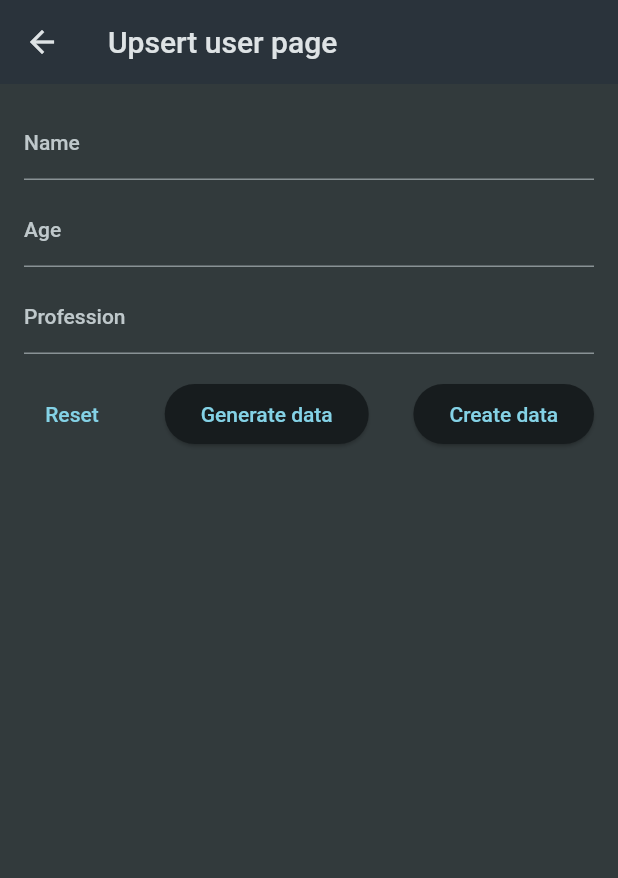
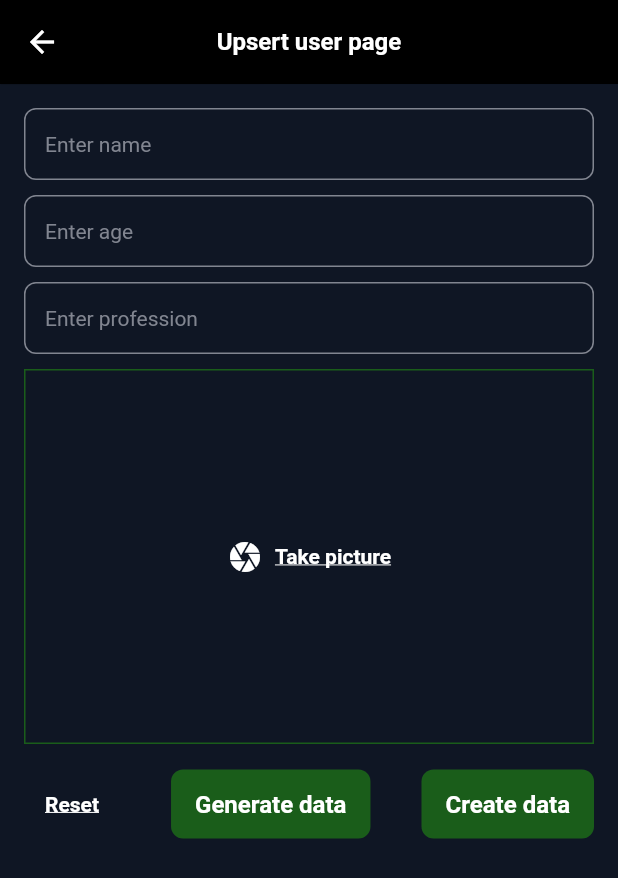
Before and after one commit to khuaho/review_knowleadge, a Flutter app: the screen it shows after launch, after a tap on the "add" icon, on a phone screen of 412 x 824 dp. Shown: the top 878 px of the screen. Run offline on Flutter 3.47's test engine with Material 2 defaults, Android fonts, the phone set to English and light mode, and no system bars; drawn by our look-alikes of flutter_form_builder; our stand-ins replace faker, form_builder_validators, freezed_annotation, google_fonts, image_picker; network calls fail.

Commit message:
Adding a pick an image input

```diff
--- /dev/null
+++ b/lib/global/themes/app_colors.dart
@@ -0,0 +1,51 @@
+import 'package:flutter/material.dart';
+
+class AppColors {
+  AppColors._();
+
+  static const backgroundLight = Color(0xFFFFFFFF);
+  static const backgroundDark = Color(0xFF0F1624);
+  static const primary = Color(0xFF1A5D1A);
+  static const secondaryDefault = Color(0xFF3D3D3D);
+  static const white = Color(0xFFFFFFFF);
+  static const black = Color(0xFF000000);
+  static const grey1 = Color(0xFF1E2328);
+  static const grey2 = Color(0xFF34383D);
+  static const grey3 = Color(0xFF616568);
+  static const grey4 = Color(0xFF8E9193);
+  static const grey5 = Color(0xFFBBBDBE);
+  static const grey6 = Color(0xFFE8E9E9);
+  static const neutral01 = Color(0xFF37393D);
+  static const neutral02 = Color(0xFF414348);
+  static const neutral03 = Color(0xFF737680);
+  static const neutral04 = Color(0xFF818590);
+  static const neutral05 = Color(0xFFAAAFBD);
+  static const neutral06 = Color(0xFFB8BDCC);
+  static const neutral07 = Color(0xFFD0D3DA);
+  static const neutral08 = Color(0xFFDDDFE4);
+  static const neutral09 = Color(0xFFEBECEF);
+  static const neutral10 = Color(0xFFF8F8FA);
+  static const neutral20 = Color(0xFFF5F5F5);
+  static const neutralBlack = Color(0xFF0A0A0A);
+  static const borderLight = Color(0xFFEDF2F7);
+  static const background = Color(0xFFF4F2F4);
+  static const scaffoldBackground = Color(0xFFF5F5F5);
+  static const primaryLight900 = Color(0xFFFFFAE7);
+  static const greyBackground = Color(0xFFFCFCFC);
+  static const surfacePrimary = Color(0xFFF7F8FD);
+  static const primaryLight = Color(0xFFFFF5D0);
+  static const informationSoft = Color(0xFFE5EDFE);
+  static const information = Color(0xFF5487F5);
+  static const alertSoft = Color(0xFFFFF4D9);
+  static const alertDefault = Color(0xFFDEAD00);
+  static const successSoft = Color(0xFFD5F2EA);
+  static const successDefault = Color(0xFF00C48C);
+  static const errorSoft = Color(0xFFFFE1E1);
+  static const errorDefault = Color(0xFFD53A3A);
+  static const warningSoft = Color(0xFFFFF1E9);
+  static const warningDefault = Color(0xFFFF802C);
+  static const pendingSoft = Color(0xFFF4E7FF);
+  static const pendingDefault = Color(0xFF9624F0);
+  static const heartDefault = Color(0xFFE16486);
+  static const yellow = Color(0xFFFFE17B);
+}
--- /dev/null
+++ b/lib/global/themes/app_themes.dart
@@ -0,0 +1,319 @@
+import 'package:flutter/material.dart';
+
+// import '../gen/fonts.gen.dart';
+import 'app_colors.dart';
+
+class AppThemes {
+  static ThemeData light() {
+    return getThemeData(
+      Brightness.light,
+      const ColorScheme.light(
+        primary: AppColors.primary,
+        secondary: AppColors.secondaryDefault,
+        background: AppColors.backgroundLight,
+        onBackground: AppColors.backgroundLight,
+        surface: AppColors.white,
+      ),
+    );
+  }
+
+  static ThemeData dark() {
+    return getThemeData(
+      Brightness.dark,
+      const ColorScheme.dark(
+        primary: AppColors.primary,
+        secondary: AppColors.secondaryDefault,
+        background: AppColors.backgroundDark,
+        onBackground: AppColors.backgroundDark,
+        surface: AppColors.black,
+      ),
+    );
+  }
+
+  static ThemeData getThemeData(
+    Brightness brightness,
+    ColorScheme colorScheme,
+  ) {
+    bool isDark = colorScheme.brightness == Brightness.dark;
+    final primaryText = isDark ? AppColors.white : AppColors.neutral01;
+    return ThemeData(
+      // fontFamily: FontFamily.sVNPoppins,
+      brightness: brightness,
+      colorScheme: colorScheme.copyWith(
+        background: isDark ? AppColors.backgroundDark : AppColors.background,
+      ),
+      primaryColor: AppColors.primary,
+      unselectedWidgetColor: AppColors.neutral02,
+      scaffoldBackgroundColor:
+          isDark ? AppColors.backgroundDark : AppColors.scaffoldBackground,
+      canvasColor: AppColors.white,
+      indicatorColor: AppColors.primary,
+      dividerColor: AppColors.neutral05,
+      appBarTheme: AppBarTheme(
+        color: isDark ? AppColors.black : AppColors.white,
+        foregroundColor: isDark ? AppColors.white : AppColors.neutral02,
+        iconTheme: IconThemeData(
+          color: isDark ? AppColors.white : AppColors.neutral01,
+        ),
+        elevation: 0.3,
+        centerTitle: true,
+        titleTextStyle: TextStyle(
+          fontSize: 16,
+          fontWeight: FontWeight.w600,
+          color: isDark ? AppColors.white : AppColors.neutral01,
+          // fontFamily: FontFamily.sVNPoppins,
+        ),
+      ),
+      bottomNavigationBarTheme: BottomNavigationBarThemeData(
+        backgroundColor: isDark ? AppColors.black : AppColors.white,
+        selectedItemColor: isDark ? AppColors.white : AppColors.primary,
+        unselectedItemColor: isDark ? AppColors.neutral04 : AppColors.neutral02,
+      ),
+      dividerTheme: const DividerThemeData(
+        color: AppColors.neutral05,
+        thickness: 0.5,
+      ),
+      elevatedButtonTheme: ElevatedButtonThemeData(
+        style: ElevatedButton.styleFrom(
+          elevation: 0,
+          minimumSize: const Size(46, 46),
+          shape: RoundedRectangleBorder(
+            borderRadius: BorderRadius.circular(8),
+          ),
+          foregroundColor: AppColors.white,
+          textStyle: const TextStyle(
+            fontWeight: FontWeight.w600,
+            fontSize: 16,
+            height: 20 / 16,
+            // fontFamily: FontFamily.sVNPoppins,
+          ),
+        ),
+      ),
+      textButtonTheme: TextButtonThemeData(
+        style: TextButton.styleFrom(
+          foregroundColor: primaryText,
+          textStyle: const TextStyle(
+            color: Colors.red,
+            fontWeight: FontWeight.w600,
+            decoration: TextDecoration.underline,
+            // fontFamily: FontFamily.sVNPoppins,
+          ),
+        ),
+      ),
+      outlinedButtonTheme: OutlinedButtonThemeData(
+        style: OutlinedButton.styleFrom(
+          minimumSize: const Size(46, 46),
+          shape: RoundedRectangleBorder(
+            borderRadius: BorderRadius.circular(8),
+          ),
+          side: const BorderSide(color: AppColors.neutral01),
+          foregroundColor: AppColors.neutral01,
+          textStyle: const TextStyle(
+            fontWeight: FontWeight.w600,
+            fontSize: 16,
+            height: 20 / 16,
+            // fontFamily: FontFamily.sVNPoppins,
+          ),
+        ),
+      ),
+      floatingActionButtonTheme: const FloatingActionButtonThemeData(
+        foregroundColor: AppColors.white,
+      ),
+      textTheme: TextTheme(
+        displayLarge: TextStyle(
+          color: primaryText,
+          fontWeight: FontWeight.w600,
+          fontSize: 56,
+          height: 72 / 56,
+        ),
+        displayMedium: TextStyle(
+          color: primaryText,
+          fontWeight: FontWeight.w600,
+          fontSize: 42,
+          height: 52 / 42,
+        ),
+        displaySmall: TextStyle(
+          color: primaryText,
+          fontWeight: FontWeight.w600,
+          fontSize: 36,
+          height: 48 / 36,
+        ),
+        headlineLarge: TextStyle(
+          color: primaryText,
+          fontWeight: FontWeight.w600,
+          fontSize: 28,
+          height: 36 / 28,
+        ),
+        headlineMedium: TextStyle(
+          color: primaryText,
+          fontWeight: FontWeight.w600,
+          fontSize: 24,
+          height: 32 / 24,
+        ),
+        headlineSmall: TextStyle(
+          color: primaryText,
+          fontWeight: FontWeight.w600,
+          fontSize: 20,
+          height: 28 / 20,
+        ),
+        titleLarge: TextStyle(
+          color: primaryText,
+          fontWeight: FontWeight.w600,
+          fontSize: 18,
+          height: 24 / 18,
+        ),
+        titleMedium: TextStyle(
+          color: primaryText,
+          fontWeight: FontWeight.w400,
+          fontSize: 14,
+          height: 18 / 14,
+        ),
+        titleSmall: TextStyle(
+          color: primaryText,
+          fontWeight: FontWeight.w600,
+          fontSize: 14,
+          height: 18 / 14,
+        ),
+        bodyLarge: TextStyle(
+          color: primaryText,
+          fontWeight: FontWeight.w400,
+          fontSize: 16,
+          height: 20 / 16,
+        ),
+        bodyMedium: TextStyle(
+          color: primaryText,
+          fontWeight: FontWeight.w400,
+          fontSize: 14,
+          height: 18 / 14,
+        ),
+        bodySmall: TextStyle(
+          color: primaryText,
+          fontWeight: FontWeight.w400,
+          fontSize: 12,
+          height: 16 / 12,
+        ),
+      ).apply(
+          // fontFamily: FontFamily.sVNPoppins,
+          ),
+      inputDecorationTheme: InputDecorationTheme(
+        isDense: true,
+        filled: true,
+        fillColor: colorScheme.background,
+        // constraints: const BoxConstraints(
+        //   minHeight: 40,
+        // ),
+        contentPadding: const EdgeInsets.all(14),
+
+        hintStyle: const TextStyle(
+          fontSize: 14,
+          color: AppColors.neutral04,
+          fontWeight: FontWeight.w400,
+          height: 18 / 14,
+          // fontFamily: FontFamily.sVNPoppins,
+        ),
+        errorStyle: const TextStyle(
+          fontSize: 12,
+          color: AppColors.errorDefault,
+          fontWeight: FontWeight.w400,
+          // fontFamily: FontFamily.sVNPoppins,
+        ),
+        border: OutlineInputBorder(
+          borderRadius: BorderRadius.circular(8),
+          borderSide: const BorderSide(color: AppColors.neutral04),
+        ),
+        enabledBorder: OutlineInputBorder(
+          borderRadius: BorderRadius.circular(8),
+          borderSide: const BorderSide(color: AppColors.neutral04),
+        ),
+        disabledBorder: OutlineInputBorder(
+          borderRadius: BorderRadius.circular(8),
+          borderSide: const BorderSide(color: AppColors.neutral06),
+        ),
+        errorBorder: OutlineInputBorder(
+          borderRadius: BorderRadius.circular(8),
+          borderSide: const BorderSide(color: AppColors.errorDefault),
+        ),
+        focusedErrorBorder: OutlineInputBorder(
+          borderRadius: BorderRadius.circular(8),
+          borderSide: const BorderSide(color: AppColors.errorDefault),
+        ),
+        focusedBorder: OutlineInputBorder(
+          borderRadius: BorderRadius.circular(8),
+          borderSide: const BorderSide(color: AppColors.neutral01),
+        ),
+      ),
+      tabBarTheme: TabBarTheme(
+        unselectedLabelColor: AppColors.neutral04,
+        labelColor: isDark ? AppColors.white : AppColors.neutral01,
+        labelStyle: const TextStyle(
+          fontWeight: FontWeight.w600,
+          // fontFamily: FontFamily.sVNPoppins,
+        ),
+      ),
+      popupMenuTheme: PopupMenuThemeData(
+        shape: RoundedRectangleBorder(
+          borderRadius: BorderRadius.circular(10),
+        ),
+      ),
+      switchTheme: SwitchThemeData(
+        thumbColor: MaterialStateProperty.resolveWith<Color?>(
+            (Set<MaterialState> states) {
+          if (states.contains(MaterialState.disabled)) {
+            return null;
+          }
+          if (states.contains(MaterialState.selected)) {
+            return AppColors.primary;
+          }
+          return null;
+        }),
+        trackColor: MaterialStateProperty.resolveWith<Color?>(
+            (Set<MaterialState> states) {
+          if (states.contains(MaterialState.disabled)) {
+            return null;
+          }
+          if (states.contains(MaterialState.selected)) {
+            return AppColors.primary;
+          }
+          return null;
+        }),
+      ),
+      listTileTheme: ListTileThemeData(
+        contentPadding: EdgeInsets.zero,
+        dense: true,
+        horizontalTitleGap: 4,
+        shape: RoundedRectangleBorder(
+          borderRadius: BorderRadius.circular(8),
+        ),
+        visualDensity: VisualDensity.compact,
+      ),
+      checkboxTheme: CheckboxThemeData(
+        shape: RoundedRectangleBorder(
+          borderRadius: BorderRadius.circular(2),
+        ),
+      ).copyWith(
+        fillColor: MaterialStateProperty.resolveWith<Color?>(
+            (Set<MaterialState> states) {
+          if (states.contains(MaterialState.disabled)) {
+            return AppColors.neutral07;
+          }
+          if (states.contains(MaterialState.selected)) {
+            return AppColors.primary;
+          }
+          return AppColors.neutral06;
+        }),
+      ),
+      radioTheme: RadioThemeData(
+        fillColor: MaterialStateProperty.resolveWith<Color?>(
+            (Set<MaterialState> states) {
+          if (states.contains(MaterialState.disabled)) {
+            return AppColors.neutral07;
+          }
+          if (states.contains(MaterialState.selected)) {
+            return AppColors.primary;
+          }
+          return AppColors.neutral06;
+        }),
+      ),
+    );
+  }
+}
--- /dev/null
+++ b/lib/global/themes/favorite_places_theme.dart
@@ -0,0 +1,35 @@
+import 'package:flutter/material.dart';
+import 'package:google_fonts/google_fonts.dart';
+
+import 'app_colors.dart';
+
+final colorScheme = ColorScheme.fromSeed(
+  brightness: Brightness.dark,
+  seedColor: AppColors.alertDefault,
+  secondary: AppColors.secondaryDefault,
+  background: AppColors.backgroundDark,
+  onBackground: AppColors.backgroundDark,
+  surface: AppColors.black,
+);
+
+final theme = ThemeData().copyWith(
+  useMaterial3: true,
+  appBarTheme: AppBarTheme(
+    backgroundColor: colorScheme.background,
+    foregroundColor: Colors.black,
+    elevation: 0,
+  ),
+  scaffoldBackgroundColor: colorScheme.background,
+  colorScheme: colorScheme,
+  textTheme: GoogleFonts.ubuntuCondensedTextTheme().copyWith(
+    titleSmall: GoogleFonts.ubuntuCondensed(
+      fontWeight: FontWeight.bold,
+    ),
+    titleMedium: GoogleFonts.ubuntuCondensed(
+      fontWeight: FontWeight.bold,
+    ),
+    titleLarge: GoogleFonts.ubuntuCondensed(
+      fontWeight: FontWeight.bold,
+    ),
+  ),
+);
--- /dev/null
+++ b/lib/global/widgets/image_input.dart
@@ -0,0 +1,69 @@
+import 'dart:io';
+
+import 'package:flutter/material.dart';
+import 'package:image_picker/image_picker.dart';
+
+class ImageInput extends StatefulWidget {
+  const ImageInput({
+    super.key,
+    this.onChanged,
+  });
+
+  final void Function(String)? onChanged;
+
+  @override
+  State<ImageInput> createState() => _ImageInputState();
+}
+
+class _ImageInputState extends State<ImageInput> {
+  File? selectedImage;
+
+  void takePicture() async {
+    final imagePicker = ImagePicker();
+    final pickedImage = await imagePicker.pickImage(
+      source: ImageSource.camera,
+      maxWidth: 600,
+    );
+
+    if (pickedImage == null) return;
+
+    setState(() {
+      selectedImage = File(pickedImage.path);
+    });
+    widget.onChanged?.call(pickedImage.path);
+  }
+
+  @override
+  Widget build(BuildContext context) {
+    final theme = Theme.of(context);
+
+    Widget content = TextButton.icon(
+      onPressed: takePicture,
+      icon: const Icon(Icons.camera),
+      label: const Text('Take picture'),
+    );
+
+    if (selectedImage != null) {
+      content = GestureDetector(
+        onTap: takePicture,
+        child: Image.file(
+          selectedImage!,
+          fit: BoxFit.cover,
+          width: double.infinity,
+        ),
+      );
+    }
+
+    return Container(
+      decoration: BoxDecoration(
+        border: Border.all(
+          color: theme.colorScheme.primary,
+        ),
+      ),
+      height: 250,
+      width: double.infinity,
+      alignment: Alignment.center,
+      child: content,
+    );
+  }
+}
--- a/lib/main.dart
+++ b/lib/main.dart
@@ -1,5 +1,7 @@
 import 'package:flutter/material.dart';
-import 'package:review_knowleadge/module/users/users_page.dart';
+
+import 'global/themes/app_themes.dart';
+import 'module/users/users_page.dart';
 
 void main() {
   runApp(const MyApp());
@@ -8,109 +10,12 @@ void main() {
 class MyApp extends StatelessWidget {
   const MyApp({super.key});
 
-  // This widget is the root of your application.
   @override
   Widget build(BuildContext context) {
     return MaterialApp(
       title: 'Flutter Demo',
-      theme: ThemeData.dark().copyWith(
-        useMaterial3: true,
-        colorScheme: ColorScheme.fromSeed(
-          seedColor: const Color.fromARGB(255, 147, 229, 250),
-          brightness: Brightness.dark,
-          surface: const Color.fromARGB(255, 42, 51, 59),
-        ),
-        scaffoldBackgroundColor: const Color.fromARGB(255, 50, 58, 60),
-      ),
+      theme: AppThemes.dark(),
       home: const UsersPage(),
     );
   }
 }
-
-class MyHomePage extends StatefulWidget {
-  const MyHomePage({super.key, required this.title});
-
-  // This widget is the home page of your application. It is stateful, meaning
-  // that it has a State object (defined below) that contains fields that affect
-  // how it looks.
-
-  // This class is the configuration for the state. It holds the values (in this
-  // case the title) provided by the parent (in this case the App widget) and
-  // used by the build method of the State. Fields in a Widget subclass are
-  // always marked "final".
-
-  final String title;
-
-  @override
-  State<MyHomePage> createState() => _MyHomePageState();
-}
-
-class _MyHomePageState extends State<MyHomePage> {
-  int _counter = 0;
-
-  void _incrementCounter() {
-    setState(() {
-      // This call to setState tells the Flutter framework that something has
-      // changed in this State, which causes it to rerun the build method below
-      // so that the display can reflect the updated values. If we changed
-      // _counter without calling setState(), then the build method would not be
-      // called again, and so nothing would appear to happen.
-      _counter++;
-    });
-  }
-
-  @override
-  Widget build(BuildContext context) {
-    // This method is rerun every time setState is called, for instance as done
-    // by the _incrementCounter method above.
-    //
-    // The Flutter framework has been optimized to make rerunning build methods
-    // fast, so that you can just rebuild anything that needs updating rather
-    // than having to individually change instances of widgets.
-    return Scaffold(
-      appBar: AppBar(
-        // TRY THIS: Try changing the color here to a specific color (to
-        // Colors.amber, perhaps?) and trigger a hot reload to see the AppBar
-        // change color while the other colors stay the same.
-        backgroundColor: Theme.of(context).colorScheme.inversePrimary,
-        // Here we take the value from the MyHomePage object that was created by
-        // the App.build method, and use it to set our appbar title.
-        title: Text(widget.title),
-      ),
-      body: Center(
-        // Center is a layout widget. It takes a single child and positions it
-        // in the middle of the parent.
-        child: Column(
-          // Column is also a layout widget. It takes a list of children and
-          // arranges them vertically. By default, it sizes itself to fit its
-          // children horizontally, and tries to be as tall as its parent.
-          //
-          // Column has various properties to control how it sizes itself and
-          // how it positions its children. Here we use mainAxisAlignment to
-          // center the children vertically; the main axis here is the vertical
-          // axis because Columns are vertical (the cross axis would be
-          // horizontal).
-          //
-          // TRY THIS: Invoke "debug painting" (choose the "Toggle Debug Paint"
-          // action in the IDE, or press "p" in the console), to see the
-          // wireframe for each widget.
-          mainAxisAlignment: MainAxisAlignment.center,
-          children: <Widget>[
-            const Text(
-              'You have pushed the button this many times:',
-            ),
-            Text(
-              '$_counter',
-              style: Theme.of(context).textTheme.headlineMedium,
-            ),
-          ],
-        ),
-      ),
-      floatingActionButton: FloatingActionButton(
-        onPressed: _incrementCounter,
-        tooltip: 'Increment',
-        child: const Icon(Icons.add),
-      ), // This trailing comma makes auto-formatting nicer for build methods.
-    );
-  }
-}
--- a/lib/module/users/upsert/upsert_user_page.dart
+++ b/lib/module/users/upsert/upsert_user_page.dart
@@ -6,6 +6,8 @@ import 'package:flutter_form_builder/flutter_form_builder.dart';
 import 'package:form_builder_validators/form_builder_validators.dart';
 import 'package:http/http.dart' as http;
 import 'package:review_knowleadge/global/data/models/user/user.dart';
+
+import '../../../global/widgets/image_input.dart';
 
 class UpsertUserPage extends StatefulWidget {
   const UpsertUserPage({super.key});
@@ -83,7 +85,7 @@ class _UpsertUserPageState extends State<UpsertUserPage> {
                 // initialValue: ,
                 autovalidateMode: AutovalidateMode.onUserInteraction,
                 decoration: const InputDecoration(
-                  label: Text('Name'),
+                  // label: Text('Name'),
                   hintText: 'Enter name',
                   suffixIcon: SizedBox.square(dimension: 40),
                 ),
@@ -102,7 +104,7 @@ class _UpsertUserPageState extends State<UpsertUserPage> {
                 // initialValue:,
                 autovalidateMode: AutovalidateMode.onUserInteraction,
                 decoration: const InputDecoration(
-                  label: Text('Age'),
+                  // label: Text('Age'),
                   hintText: 'Enter age',
                   suffixIcon: SizedBox.square(dimension: 40),
                 ),
@@ -121,7 +123,7 @@ class _UpsertUserPageState extends State<UpsertUserPage> {
                 // initialValue: ,
                 autovalidateMode: AutovalidateMode.onUserInteraction,
                 decoration: const InputDecoration(
-                  label: Text('Profession'),
+                  // label: Text('Profession'),
                   hintText: 'Enter profession',
                   suffixIcon: SizedBox.square(dimension: 40),
                 ),
@@ -133,6 +135,18 @@ class _UpsertUserPageState extends State<UpsertUserPage> {
                     ),
                   ],
                 ),
+              ),
+              const SizedBox(height: 10),
+              FormBuilderField(
+                name: 'avatar',
+                // initialValue: ,
+                builder: (field) {
+                  return ImageInput(
+                    onChanged: (value) {
+                      field.didChange(value);
+                    },
+                  );
+                },
               ),
               const SizedBox(height: 16),
               Row(
@@ -151,7 +165,7 @@ class _UpsertUserPageState extends State<UpsertUserPage> {
                     child: const Text('Create data'),
                   ),
                 ],
-              )
+              ),
             ],
           ),
         ),
--- a/lib/module/users/users_page.dart
+++ b/lib/module/users/users_page.dart
@@ -137,6 +137,7 @@ class _UsersPageState extends State<UsersPage> {
               );
             }
             return ListView.builder(
+              padding: const EdgeInsets.all(16),
               itemCount: snapshot.data.length,
               itemBuilder: (context, index) {
                 final item = snapshot.data[index];
@@ -200,6 +201,7 @@ class _UsersPageState extends State<UsersPage> {
 
   Widget userTile(User item) {
     return Card(
+      margin: const EdgeInsets.symmetric(vertical: 8),
       child: Padding(
         padding: const EdgeInsets.all(10),
         child: Row(
--- a/pubspec.yaml
+++ b/pubspec.yaml
@@ -21,6 +21,8 @@ dependencies:
   faker: ^2.1.0
   freezed_annotation: ^2.4.1
   json_annotation: ^4.8.1
+  google_fonts: ^6.1.0
+  image_picker: ^1.0.4
 
 dev_dependencies:
   flutter_test:
```
Also changed, not shown: pubspec.lock, 15 other files.
